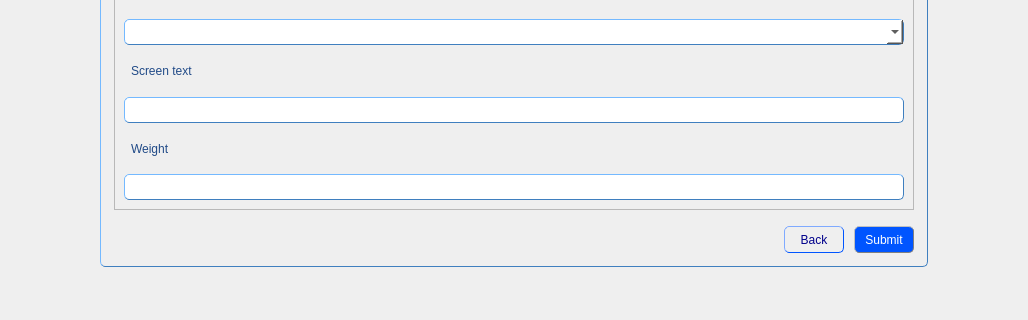
First picture: the form in QBuilder/QBuilder/src/creategroupscreenform.ui, repository Rork96/QtProjects, before the edit; both pictures show x 0 to 1028 and y 366 to 686 of the 1028 by 686 pixel window.
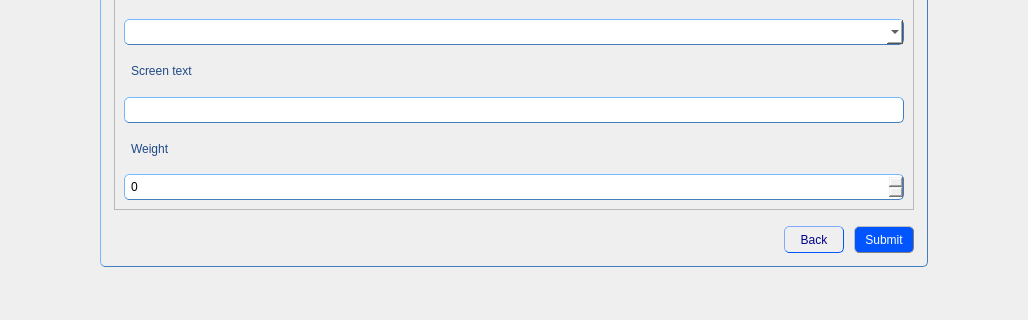
Second picture: the form after the edit. Custom widgets are drawn as their Qt base class.

Commit message: Implement correct search. Was started working on tenant table, updated BaseForm class and have wrote base combo model.

Diff of the .ui file:
```diff
--- a/QBuilder/QBuilder/src/creategroupscreenform.ui
+++ b/QBuilder/QBuilder/src/creategroupscreenform.ui
@@ -127,9 +127,6 @@
             </property>
            </widget>
           </item>
-          <item row="13" column="0" colspan="2">
-           <widget class="QLineEdit" name="weightLine"/>
-          </item>
           <item row="11" column="0" colspan="2">
            <widget class="QLineEdit" name="screenTextLine"/>
           </item>
@@ -237,6 +234,9 @@
             </property>
            </widget>
           </item>
+          <item row="13" column="0" colspan="2">
+           <widget class="QSpinBox" name="weightLine"/>
+          </item>
          </layout>
         </widget>
        </widget>
```
Lines whose indentation alone changed are shown as unchanged. The commit also changes 11 other files.
